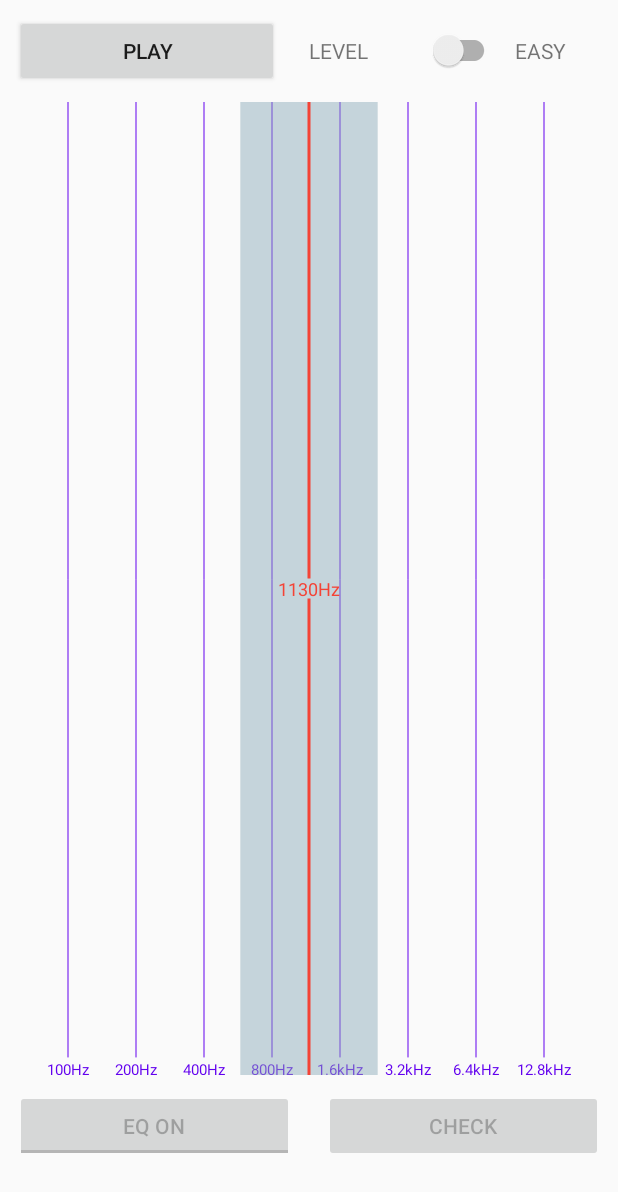
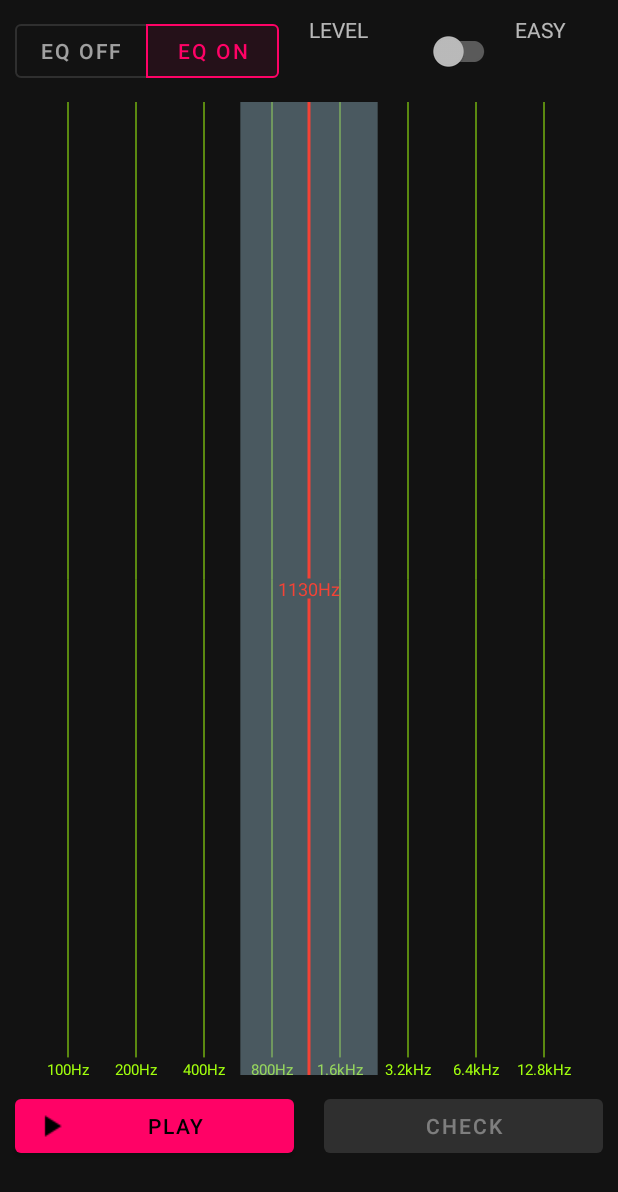
Before and after one commit to TheAvalanche/LearnEQ, an Android app: the screen it shows after launch (MainActivity), on a phone screen of 412 x 824 dp. Shown: the top 1192 px of the screen. Run offline under Robolectric (Android 15) with nearby library versions, the phone set to English and light mode, and no system bars; libraries missing offline, so code that uses them is left out: com.rm.rmswitch; plain views replace RMTristateSwitch; 7 statements that could not run were skipped.

Commit message:
look and feel

```diff
--- a/app/build.gradle
+++ b/app/build.gradle
@@ -65,4 +65,5 @@ dependencies {
     androidTestImplementation 'androidx.test.ext:junit:1.1.1'
     androidTestImplementation 'androidx.test.espresso:espresso-core:3.2.0'
     implementation 'com.rm:rmswitch:1.2.2'
+    implementation 'com.google.android.material:material:1.1.0'
 }
--- a/app/src/main/java/lv/kartishev/eq/MainActivity.kt
+++ b/app/src/main/java/lv/kartishev/eq/MainActivity.kt
@@ -7,6 +7,8 @@ import android.widget.Button
 import android.widget.TextView
 import android.widget.ToggleButton
 import androidx.appcompat.app.AppCompatActivity
+import androidx.appcompat.app.AppCompatDelegate
+import com.google.android.material.button.MaterialButtonToggleGroup
 import com.rm.rmswitch.RMTristateSwitch
 
 
@@ -29,10 +31,15 @@ class MainActivity : AppCompatActivity() {
 
     override fun onCreate(savedInstanceState: Bundle?) {
         super.onCreate(savedInstanceState)
+
         setContentView(R.layout.activity_main)
 
+        AppCompatDelegate.setDefaultNightMode(AppCompatDelegate.MODE_NIGHT_YES)
+
         val playButton: Button = findViewById(R.id.play_button)
-        val eqButton: ToggleButton = findViewById(R.id.eq_button)
+        val eqSwitch: MaterialButtonToggleGroup = findViewById(R.id.eq_switch)
+        val eqOffButton: Button = findViewById(R.id.eq_off_button)
+        val eqOnButton: Button = findViewById(R.id.eq_on_button)
         val checkButton: Button = findViewById(R.id.check_button)
         val eqScale: EQScale = findViewById(R.id.eq_scale)
         val levelSwitch: RMTristateSwitch = findViewById(R.id.level_switch)
@@ -40,7 +47,7 @@ class MainActivity : AppCompatActivity() {
 
         val resultView: TextView = findViewById(R.id.result)
 
-        levelSwitch.addSwitchObserver { switchView, state ->
+        levelSwitch.addSwitchObserver { _, state ->
             when (state) {
                 RMTristateSwitch.STATE_LEFT -> {
                     eqScale.setLevel(Level.EASY)
@@ -68,19 +75,27 @@ class MainActivity : AppCompatActivity() {
                 eqScale.showCorrect(frequency.toLong())
                 v.postDelayed({
                     eqScale.stopShowingCorrect()
+                    eqSwitch.check(R.id.eq_on_button)
                     PlaybackEngine.changeEQ()
+                    PlaybackEngine.setEQ(true)
                     resultView.setText("")
                 }, 2000)
             } else {
                 resultView.setText(R.string.result_fail)
                 v.postDelayed({
+                    eqSwitch.check(R.id.eq_on_button)
+                    PlaybackEngine.setEQ(true)
                     resultView.setText("")
                 }, 1000)
             }
         }
 
-        eqButton.setOnCheckedChangeListener { _, isChecked ->
-            PlaybackEngine.setEQ(isChecked)
+        eqOffButton.setOnClickListener {
+            PlaybackEngine.setEQ(false)
+        }
+
+        eqOnButton.setOnClickListener {
+            PlaybackEngine.setEQ(true)
         }
 
         playButton.setOnClickListener {
@@ -90,7 +105,6 @@ class MainActivity : AppCompatActivity() {
                 playButton.setText(R.string.button_play)
 
                 checkButton.isEnabled = false
-                eqButton.isEnabled = false
 
                 playing = false
             } else {
@@ -99,7 +113,6 @@ class MainActivity : AppCompatActivity() {
                 playButton.setText(R.string.button_stop)
 
                 checkButton.isEnabled = true
-                eqButton.isEnabled = true
 
                 playing = true
             }
--- a/app/src/main/res/layout/activity_main.xml
+++ b/app/src/main/res/layout/activity_main.xml
@@ -12,13 +12,29 @@
         android:layout_height="wrap_content"
         android:orientation="horizontal">
 
-        <Button
-            android:id="@+id/play_button"
+        <com.google.android.material.button.MaterialButtonToggleGroup
+            android:id="@+id/eq_switch"
             android:layout_width="0dp"
             android:layout_height="wrap_content"
             android:layout_weight="3"
             android:layout_margin="10dp"
-            android:text="@string/button.play" />
+            app:checkedButton="@id/eq_on_button"
+            app:singleSelection="true">
+            <com.google.android.material.button.MaterialButton
+                android:id="@+id/eq_off_button"
+                style="@style/Widget.MaterialComponents.Button.OutlinedButton"
+                android:layout_width="0dp"
+                android:layout_height="wrap_content"
+                android:layout_weight="1"
+                android:text="@string/button.eq.off" />
+            <com.google.android.material.button.MaterialButton
+                android:id="@+id/eq_on_button"
+                style="@style/Widget.MaterialComponents.Button.OutlinedButton"
+                android:layout_width="0dp"
+                android:layout_height="wrap_content"
+                android:layout_weight="1"
+                android:text="@string/button.eq.on" />
+        </com.google.android.material.button.MaterialButtonToggleGroup>
 
         <TextView
             android:id="@+id/level_label"
@@ -67,7 +83,7 @@
             app:correctCursorColor="@color/colorCorrect"
             app:cursorColor="@color/colorSelect"
             app:rangeColor="@color/colorRange"
-            app:scaleColor="@color/colorPrimary" />
+            app:scaleColor="@color/colorAccent" />
     </LinearLayout>
 
     <LinearLayout
@@ -75,24 +91,24 @@
         android:layout_height="wrap_content"
         android:orientation="horizontal">
 
-        <ToggleButton
-            android:id="@+id/eq_button"
+        <com.google.android.material.button.MaterialButton
+            android:id="@+id/play_button"
             android:layout_width="0dp"
             android:layout_height="wrap_content"
+            android:layout_margin="10dp"
             android:layout_weight="1"
-            android:layout_margin="10dp"
-            android:checked="true"
-            android:enabled="false"
-            android:textOff="@string/button.eq.off"
-            android:textOn="@string/button.eq.on" />
+            android:text="@string/button.play"
+            app:icon="@drawable/baseline_play_arrow_white_24dp"
+            style="@style/Widget.MaterialComponents.Button.Icon"/>
 
-        <Button
+        <com.google.android.material.button.MaterialButton
             android:id="@+id/check_button"
             android:layout_width="0dp"
             android:layout_height="wrap_content"
             android:layout_weight="1"
             android:layout_margin="10dp"
             android:enabled="false"
+            style="@style/MtButtonStyle"
             android:text="@string/button.check" />
     </LinearLayout>
 
--- a/app/src/main/res/values/colors.xml
+++ b/app/src/main/res/values/colors.xml
@@ -1,12 +1,12 @@
 <?xml version="1.0" encoding="utf-8"?>
 <resources>
-    <color name="colorPrimary">#6200EE</color>
-    <color name="colorPrimaryDark">#3700B3</color>
-    <color name="colorAccent">#03DAC5</color>
+    <color name="colorPrimary">#FF0266</color>
+    <color name="colorPrimaryDark">#C8004F</color>
+    <color name="colorAccent">#A2FF0E</color>
     <color name="colorCorrect">#4CAF50</color>
     <color name="colorRange">#88A9B8</color>
     <color name="colorSelect">#F44336</color>
-    <color name="colorLevelEasy">#8BC34A</color>
+    <color name="colorLevelEasy">#A2FF0E</color>
     <color name="colorLevelMid">#FFC107</color>
-    <color name="colorLevelHard">#F44336</color>
+    <color name="colorLevelHard">#FF0266</color>
 </resources>
--- a/app/src/main/res/values/styles.xml
+++ b/app/src/main/res/values/styles.xml
@@ -1,11 +1,20 @@
 <resources>
 
     <!-- Base application theme. -->
-    <style name="AppTheme" parent="Theme.AppCompat.DayNight.NoActionBar">
+    <style name="AppTheme" parent="Theme.MaterialComponents.NoActionBar">
         <!-- Customize your theme here. -->
         <item name="colorPrimary">@color/colorPrimary</item>
         <item name="colorPrimaryDark">@color/colorPrimaryDark</item>
         <item name="colorAccent">@color/colorAccent</item>
     </style>
 
+    <style name="MtButtonStyle"
+        parent="Widget.MaterialComponents.Button">
+        <item name="materialThemeOverlay">@style/GreenButtonThemeOverlay</item>
+    </style>
+
+    <style name="GreenButtonThemeOverlay">
+        <item name="colorPrimary">@color/colorAccent</item>
+    </style>
+
 </resources>
```
Also changed, not shown: app/src/main/res/drawable/baseline_play_arrow_white_24dp.png (added).
